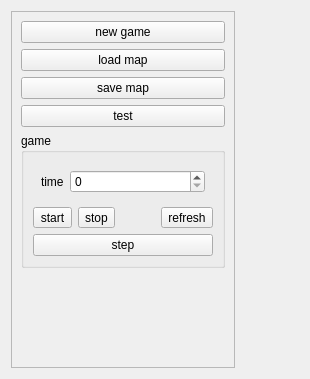
This is Qt/my_programm/Labyrinth/src/labyrinth_mainbox/ui/labyrinth_mainbox.ui in RinatB2017/mega_GIT as Qt 5 draws it before an edit. The edited form follows.
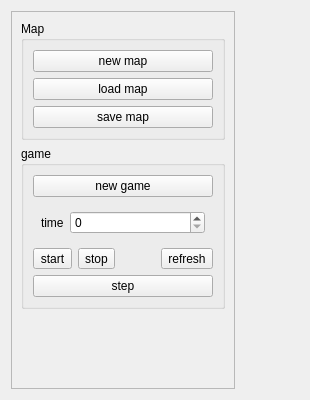
This is the edited form. Custom widgets are drawn as their Qt base class.

Patch:
```diff
--- a/Qt/my_programm/Labyrinth/src/labyrinth_mainbox/ui/labyrinth_mainbox.ui
+++ b/Qt/my_programm/Labyrinth/src/labyrinth_mainbox/ui/labyrinth_mainbox.ui
@@ -7,7 +7,7 @@
     <x>0</x>
     <y>0</y>
     <width>310</width>
-    <height>379</height>
+    <height>400</height>
    </rect>
   </property>
   <property name="windowTitle">
@@ -30,9 +30,15 @@
      </property>
      <layout class="QVBoxLayout" name="verticalLayout_3">
       <item>
-       <widget class="QPushButton" name="btn_new_game">
+       <widget class="QGroupBox" name="groupBox_2">
+        <property name="title">
+         <string>Map</string>
+        </property>
+        <layout class="QVBoxLayout" name="verticalLayout">
+         <item>
+          <widget class="QPushButton" name="btn_new_map">
         <property name="text">
-         <string>new game</string>
+            <string>new map</string>
         </property>
        </widget>
       </item>
@@ -50,11 +56,7 @@
         </property>
        </widget>
       </item>
-      <item>
-       <widget class="QPushButton" name="btn_test">
-        <property name="text">
-         <string>test</string>
-        </property>
+        </layout>
        </widget>
       </item>
       <item>
@@ -69,6 +71,13 @@
          <string>game</string>
         </property>
         <layout class="QVBoxLayout" name="verticalLayout_2">
+         <item>
+          <widget class="QPushButton" name="btn_new_game">
+           <property name="text">
+            <string>new game</string>
+           </property>
+          </widget>
+         </item>
          <item>
           <layout class="QHBoxLayout" name="horizontalLayout_3">
            <property name="leftMargin">
```
Left out of the diff: 5 changed lines with no effect on the pictures. Lines whose indentation alone changed are shown as unchanged.
